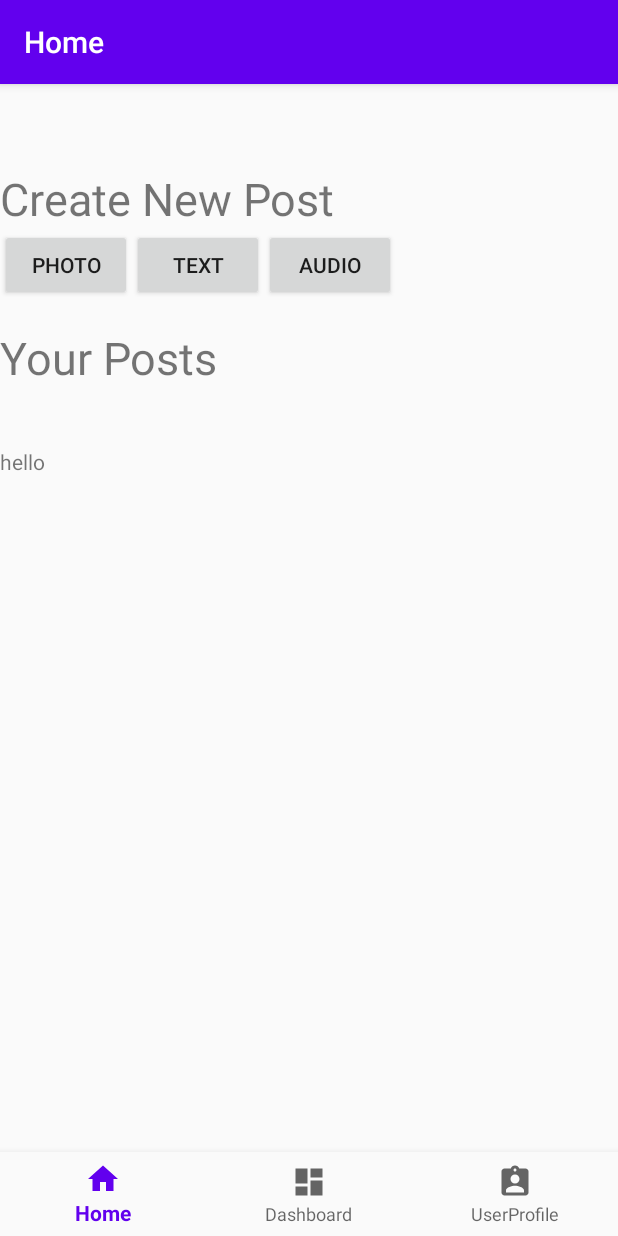
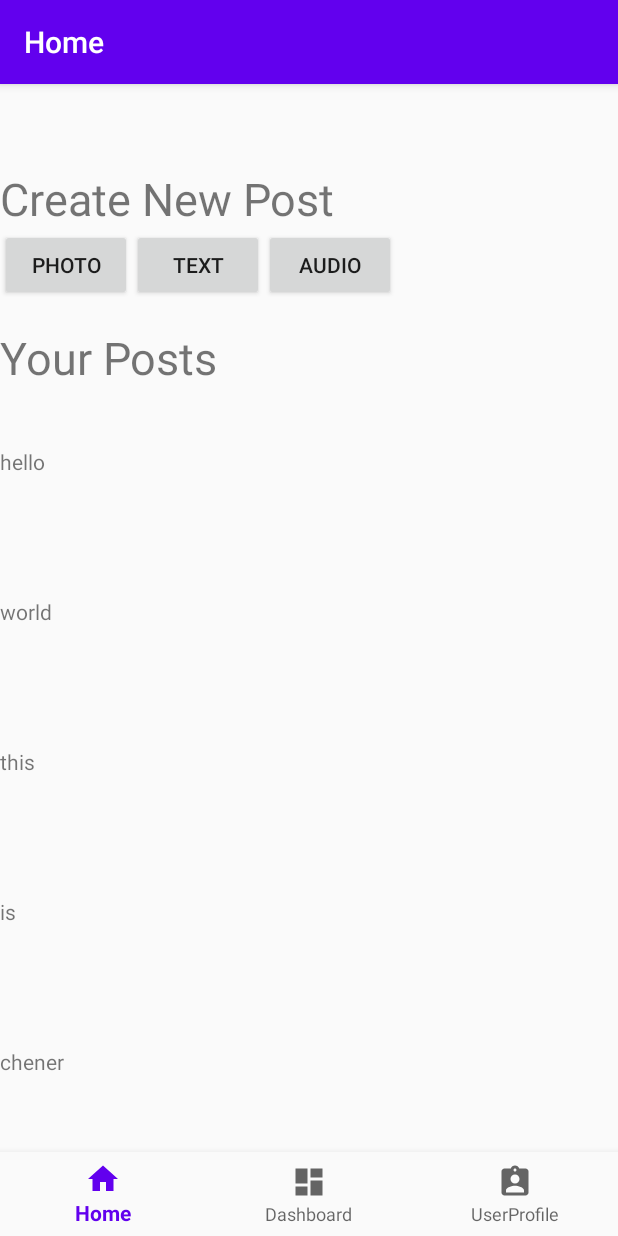
Before and after one commit to Chener-Zhang/Post-It-Social-Media-App, an Android app: the screen it shows after launch once a user with an empty profile is signed in (user_navigation), on a phone screen of 412 x 824 dp. Run offline under Robolectric (Android 15) with nearby library versions, the phone set to English and light mode, and no system bars; our stand-ins replace Firebase (no records; nobody signed in at launch, a user with empty details on screens opened directly), navigation-ui.

Commit message:
+ Change the Home xml layout + Change the item view layout, reduce the the space between two item + add the Recycle view + add the data success

```diff
--- a/app/src/main/java/edu/temple/project_post_it/ui/home/CustomAdapter.java
+++ b/app/src/main/java/edu/temple/project_post_it/ui/home/CustomAdapter.java
@@ -11,7 +11,7 @@ import androidx.recyclerview.widget.RecyclerView;
 import edu.temple.project_post_it.R;
 
 public class CustomAdapter extends RecyclerView.Adapter<CustomAdapter.ViewHolder> {
-    private final String[] testDataset = {"hello", "world", "this", "is", "chener"};
+    private final String[] testDataset = {"hello", "world", "this", "is", "chener", "test", "from", "android"};
 
     //CustomAdapter Constructor
     public CustomAdapter() {
--- a/app/src/main/res/layout/fragment_home.xml
+++ b/app/src/main/res/layout/fragment_home.xml
@@ -55,7 +55,7 @@
         <androidx.recyclerview.widget.RecyclerView
             android:id="@+id/recyle_view_Posts"
             android:layout_width="match_parent"
-            android:layout_height="239dp" />
+            android:layout_height="500dp" />
 
     </LinearLayout>
 
--- a/app/src/main/res/layout/post_row_item.xml
+++ b/app/src/main/res/layout/post_row_item.xml
@@ -1,13 +1,13 @@
 <?xml version="1.0" encoding="utf-8"?>
 <FrameLayout xmlns:android="http://schemas.android.com/apk/res/android"
     android:layout_width="match_parent"
-    android:layout_height="match_parent"
-    android:gravity="center_vertical">
+    android:layout_height="100dp"
+    android:gravity="center_horizontal">
 
     <TextView
         android:id="@+id/rv_post_text"
-        android:layout_width="129dp"
-        android:layout_height="39dp"
+        android:layout_width="match_parent"
+        android:layout_height="wrap_content"
         android:text="test" />
 
 </FrameLayout>
```
